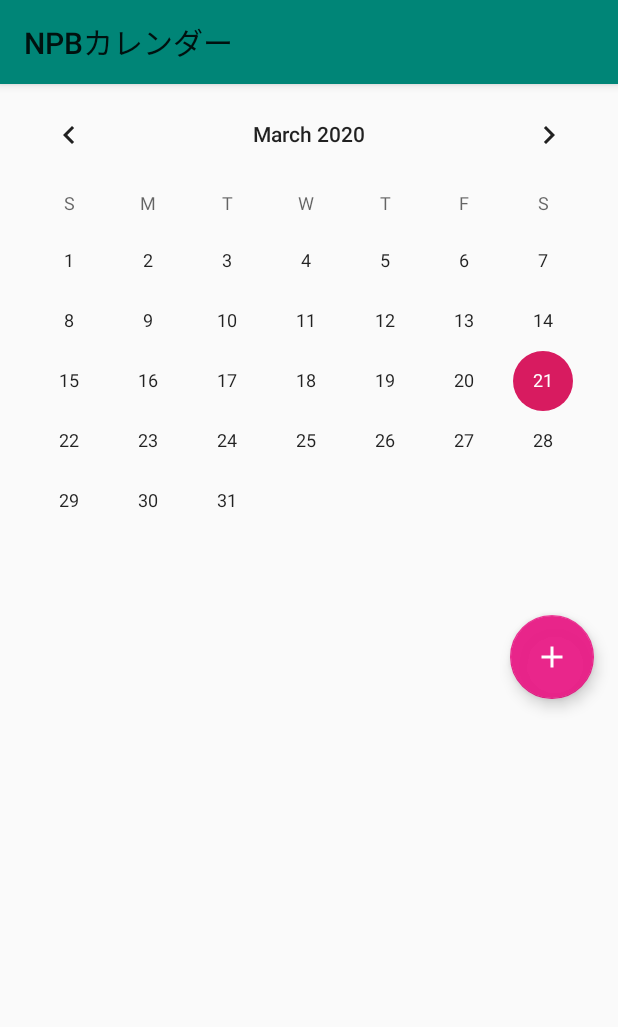
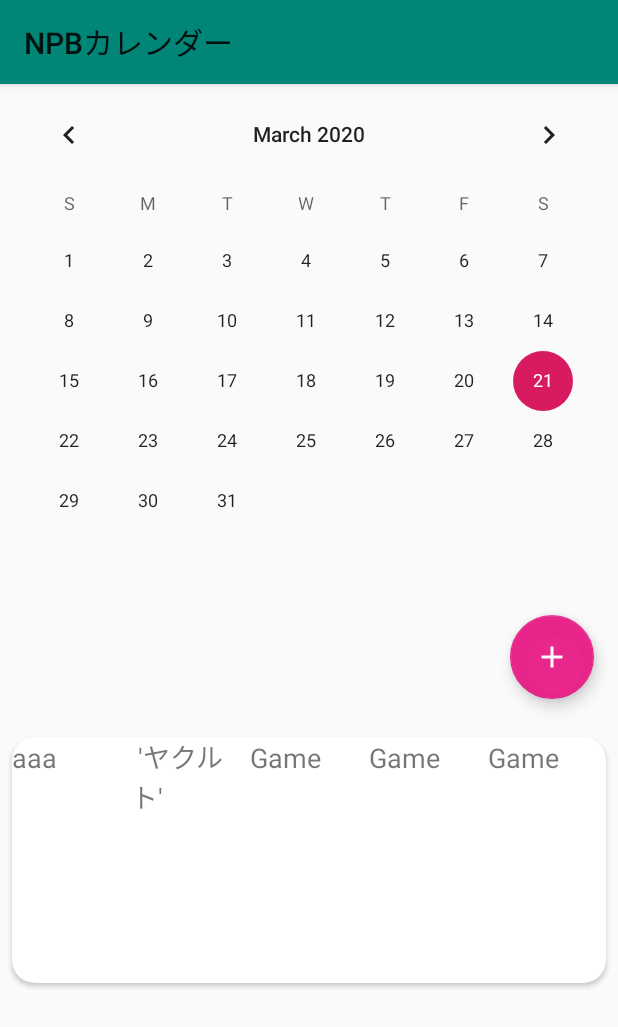
Before and after one commit to rikiyokogawa/calendar_no1, an Android app: the screen it shows after launch (MainActivity), on a phone screen of 412 x 824 dp. Shown: the top 1027 px of the screen. Run offline under Robolectric (Android 15) with nearby library versions, the phone set to English and light mode, and no system bars.

Commit message:
レイアウト追加 試合情報CSVも上げときます。

```diff
--- a/app/build.gradle
+++ b/app/build.gradle
@@ -34,4 +34,5 @@ dependencies {
     androidTestImplementation 'androidx.test.ext:junit:1.1.1'
     androidTestImplementation 'androidx.test.espresso:espresso-core:3.2.0'
     implementation "com.android.support:appcompat-v7:29.0.0"
+    implementation 'com.android.support:cardview-v7:28.0.0'
 }
--- a/app/src/main/java/com/example/calendar_no1/MainActivity.kt
+++ b/app/src/main/java/com/example/calendar_no1/MainActivity.kt
@@ -5,14 +5,17 @@ import androidx.appcompat.app.AppCompatActivity
 import android.os.Bundle
 import android.view.Menu
 import android.view.MenuInflater
-import android.widget.CalendarView
-import android.widget.ImageView
-import android.widget.LinearLayout
+import android.widget.*
 import androidx.annotation.RequiresApi
 import kotlinx.android.synthetic.main.activity_main.*
+import java.io.BufferedReader
+import java.io.InputStreamReader
 
 
 class MainActivity : AppCompatActivity() {
+
+    //試合情報配列
+    var game: Array<String> = emptyArray<String>()
 
 
     override fun onCreate(savedInstanceState: Bundle?) {
@@ -20,25 +23,49 @@ class MainActivity : AppCompatActivity() {
         super.onCreate(savedInstanceState)
         setContentView(R.layout.activity_main)
 
+        //カレンダービューの生成
         val calendarView = CalendarView(this)
-        calendarView.layoutParams = LinearLayout.LayoutParams(LinearLayout.LayoutParams.MATCH_PARENT, LinearLayout.LayoutParams.WRAP_CONTENT)
+        calendarView.layoutParams = LinearLayout.LayoutParams(
+            LinearLayout.LayoutParams.MATCH_PARENT,
+            LinearLayout.LayoutParams.WRAP_CONTENT
+        )
+
+        //csvの読み取り
+        readCsv("baseballGames.csv")
+
+        //現在日付が取れるはず。。。だけどとれてないかな？
+        calendarView.setOnDateChangeListener { view, year, month, dayOfMonth ->
+            val date = "$year/$month/$dayOfMonth"
+            val textView: TextView = findViewById(R.id.textView1)
+            textView.text = date
 
 
+            //Toast.makeText(this, date, Toast.LENGTH_SHORT).show()
+        }
+        val textView: TextView = findViewById(R.id.textView2)
+        textView.text = game[2]
+
+        calendarView.findViewById<CalendarView>(R.id.calendar)
+        calendarView.setOnDateChangeListener { view, year, month, dayOfMonth ->
+            val date = "$year/$month/$dayOfMonth"
+            val textView: TextView = findViewById(R.id.textView1)
+            textView.text = date
+            //Toast.makeText(this, date, Toast.LENGTH_SHORT).show()
+        }
+    }
+
+    fun readCsv(filename: String) {
+
+        val file = resources.assets.open(filename)
+        val fileReader = BufferedReader(InputStreamReader(file))
+        var i: Int = 0
+        fileReader.forEachLine {
+            if (it.isNotBlank()) {
+                game = it.split(",").toTypedArray()
+            }
+            i++;
+        }
 
 
-//        val imageView2 = findViewById<ImageView>(R.id.addButton)
-//        imageView2.setImageResource(R.drawable.ic_launcher_background)
-
-
-
-
-
-//            }
-//        }
     }
-//    override fun onCreateOptionsMenu(menu: Menu): Boolean {
-//        val inflater: MenuInflater = menuInflater
-//        inflater.inflate(R.menu.menu, menu)
-//        return true
-//    }
 }
--- a/app/src/main/res/layout/activity_main.xml
+++ b/app/src/main/res/layout/activity_main.xml
@@ -33,4 +33,57 @@
             app:layout_constraintEnd_toEndOf="parent" />
     </LinearLayout>
 
+    <androidx.cardview.widget.CardView
+        android:id="@+id/cardView"
+        android:layout_width="match_parent"
+        android:layout_height="180dp"
+        android:layout_margin="1dp"
+        app:cardCornerRadius="15dp"
+        app:cardUseCompatPadding="true">
+        <!-- 以下試合情報 -->
+        <LinearLayout
+            android:layout_width="match_parent"
+            android:layout_height="match_parent"
+            android:orientation="horizontal">
+
+            <!--ひだりから日付とかの項目出していくつもり            -->
+            <TextView
+                android:id="@+id/textView1"
+                android:layout_width="match_parent"
+                android:layout_height="wrap_content"
+                android:layout_weight="1"
+                android:text="aaa"
+                android:textSize="18sp" />
+            <TextView
+                android:id="@+id/textView2"
+                android:layout_width="match_parent"
+                android:layout_height="wrap_content"
+                android:layout_weight="1"
+                android:text="@string/game"
+                android:textSize="18sp" />
+
+            <TextView
+                android:id="@+id/textView3"
+                android:layout_width="match_parent"
+                android:layout_height="wrap_content"
+                android:layout_weight="1"
+                android:text="@string/game"
+                android:textSize="18sp" />
+            <TextView
+                android:id="@+id/textView4"
+                android:layout_width="match_parent"
+                android:layout_height="wrap_content"
+                android:layout_weight="1"
+                android:text="@string/game"
+                android:textSize="18sp" />
+            <TextView
+                android:id="@+id/textView5"
+                android:layout_width="match_parent"
+                android:layout_height="wrap_content"
+                android:layout_weight="1"
+                android:text="@string/game"
+                android:textSize="18sp" />
+        </LinearLayout>
+    </androidx.cardview.widget.CardView>
+
 </LinearLayout>
--- a/app/src/main/res/values/strings.xml
+++ b/app/src/main/res/values/strings.xml
@@ -1,4 +1,5 @@
 <resources>
     <string name="app_name">NPBカレンダー</string>
     <string name="share">share</string>
+    <string name="game">Game</string>
 </resources>
```
Also changed, not shown: app/src/main/assets/baseballGames.csv (added, +35 -0 lines), app/src/main/res/menu/menu.xml (added, +14 -0 lines).
